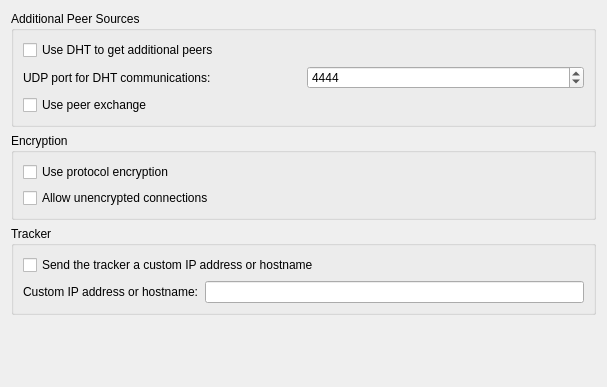
First picture: the form in ktorrent/btpref.ui, repository KDE/ktorrent, before the edit.
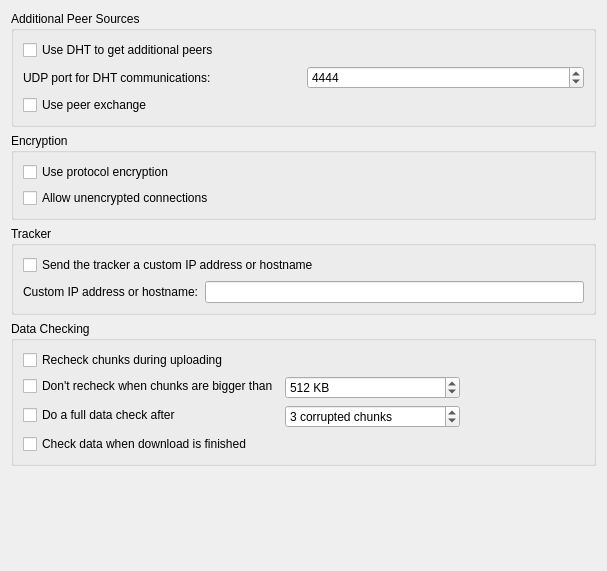
Second picture: the form after the edit.

Commit message:
-move chunks config group to Bittorrent page (main reason is to get smaller height) --move BTPref class to advancedpref.cpp -simplify html in tooltip to ease translator's life
CCMAIL:joris.guisson@gmail.com

What changed in the file:
```diff
--- a/ktorrent/btpref.ui
+++ b/ktorrent/btpref.ui
@@ -6,7 +6,7 @@
     <x>0</x>
     <y>0</y>
     <width>607</width>
-    <height>387</height>
+    <height>571</height>
    </rect>
   </property>
   <layout class="QVBoxLayout" name="verticalLayout_2" >
@@ -142,6 +142,138 @@
      </layout>
     </widget>
    </item>
+   <item>
+    <widget class="QGroupBox" name="groupBox_2" >
+     <property name="title" >
+      <string>Data Checking</string>
+     </property>
+     <layout class="QVBoxLayout" name="_2" >
+      <item>
+       <layout class="QHBoxLayout" name="horizontalLayout_2" >
+        <item>
+         <layout class="QFormLayout" name="formLayout" >
+          <property name="fieldGrowthPolicy" >
+           <enum>QFormLayout::AllNonFixedFieldsGrow</enum>
+          </property>
+          <property name="labelAlignment" >
+           <set>Qt::AlignLeading|Qt::AlignLeft|Qt::AlignVCenter</set>
+          </property>
+          <item row="0" column="0" >
+           <widget class="QCheckBox" name="kcfg_doUploadDataCheck" >
+            <property name="toolTip" >
+             <string>During uploading when a chunk is loaded into memory automatically recheck this chunk, to see if it still is OK.</string>
+            </property>
+            <property name="text" >
+             <string>Recheck chunks during uploading</string>
+            </property>
+           </widget>
+          </item>
+          <item row="1" column="0" >
+           <widget class="QCheckBox" name="kcfg_useMaxSizeForUploadDataCheck" >
+            <property name="toolTip" >
+             <string>Because rechecking big chunks can take a lot of time, the recheck can be disabled when the chunks are bigger then a certain size.</string>
+            </property>
+            <property name="text" >
+             <string>Don't recheck when chunks are bigger than</string>
+            </property>
+           </widget>
+          </item>
+          <item row="1" column="1" >
+           <widget class="QSpinBox" name="kcfg_maxSizeForUploadDataCheck" >
+            <property name="toolTip" >
+             <string>The maximum size a chunk can be for rechecking during uploading.</string>
+            </property>
+            <property name="suffix" >
+             <string> KB</string>
+            </property>
+            <property name="minimum" >
+             <number>16</number>
+            </property>
+            <property name="maximum" >
+             <number>8192</number>
+            </property>
+            <property name="value" >
+             <number>512</number>
+            </property>
+           </widget>
+          </item>
+          <item row="2" column="0" >
+           <widget class="QCheckBox" name="kcfg_autoRecheck" >
+            <property name="toolTip" >
+             <string>Automatically do a full data check when we find to many corrupted chunks.</string>
+            </property>
+            <property name="text" >
+             <string>Do a full data check after </string>
+            </property>
+           </widget>
+          </item>
+          <item row="2" column="1" >
+           <widget class="QSpinBox" name="kcfg_maxCorruptedBeforeRecheck" >
+            <property name="sizePolicy" >
+             <sizepolicy vsizetype="Fixed" hsizetype="Preferred" >
+              <horstretch>0</horstretch>
+              <verstretch>0</verstretch>
+             </sizepolicy>
+            </property>
+            <property name="minimumSize" >
+             <size>
+              <width>175</width>
+              <height>0</height>
+             </size>
+            </property>
+            <property name="toolTip" >
+             <string>The number of corrupted chunks before a full data check is done</string>
+            </property>
+            <property name="suffix" >
+             <string> corrupted chunks</string>
+            </property>
+            <property name="minimum" >
+             <number>1</number>
+            </property>
+            <property name="maximum" >
+             <number>10000000</number>
+            </property>
+            <property name="value" >
+             <number>3</number>
+            </property>
+           </widget>
+          </item>
+          <item row="3" column="0" >
+           <widget class="QCheckBox" name="kcfg_checkWhenFinished" >
+            <property name="toolTip" >
+             <string>When a torrent has finished downloading, do a full data check on the torrent.</string>
+            </property>
+            <property name="text" >
+             <string>Check data when download is finished</string>
+            </property>
+           </widget>
+          </item>
+         </layout>
+        </item>
+        <item>
+         <spacer name="horizontalSpacer" >
+          <property name="orientation" >
+           <enum>Qt::Horizontal</enum>
+          </property>
+          <property name="sizeHint" stdset="0" >
+           <size>
+            <width>40</width>
+            <height>20</height>
+           </size>
+          </property>
+         </spacer>
+        </item>
+       </layout>
+      </item>
+      <item>
+       <layout class="QHBoxLayout" name="_3" />
+      </item>
+      <item>
+       <layout class="QHBoxLayout" name="_4" />
+      </item>
+     </layout>
+    </widget>
+   </item>
    <item>
     <spacer>
      <property name="orientation" >
```
The commit also changes 4 other files.
